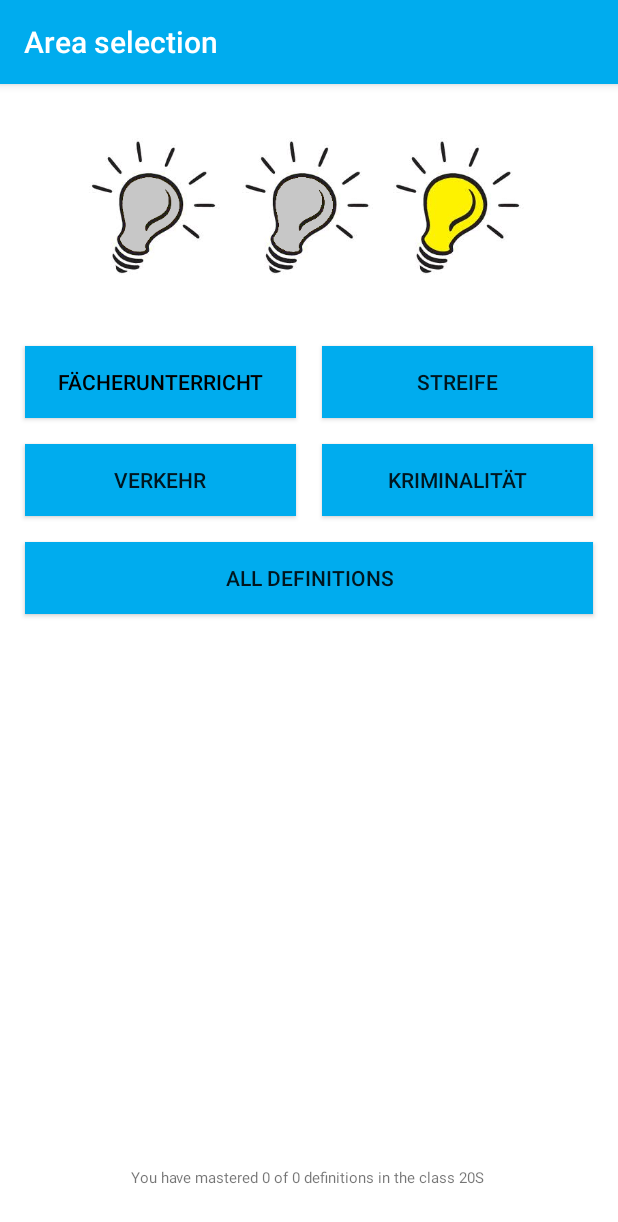
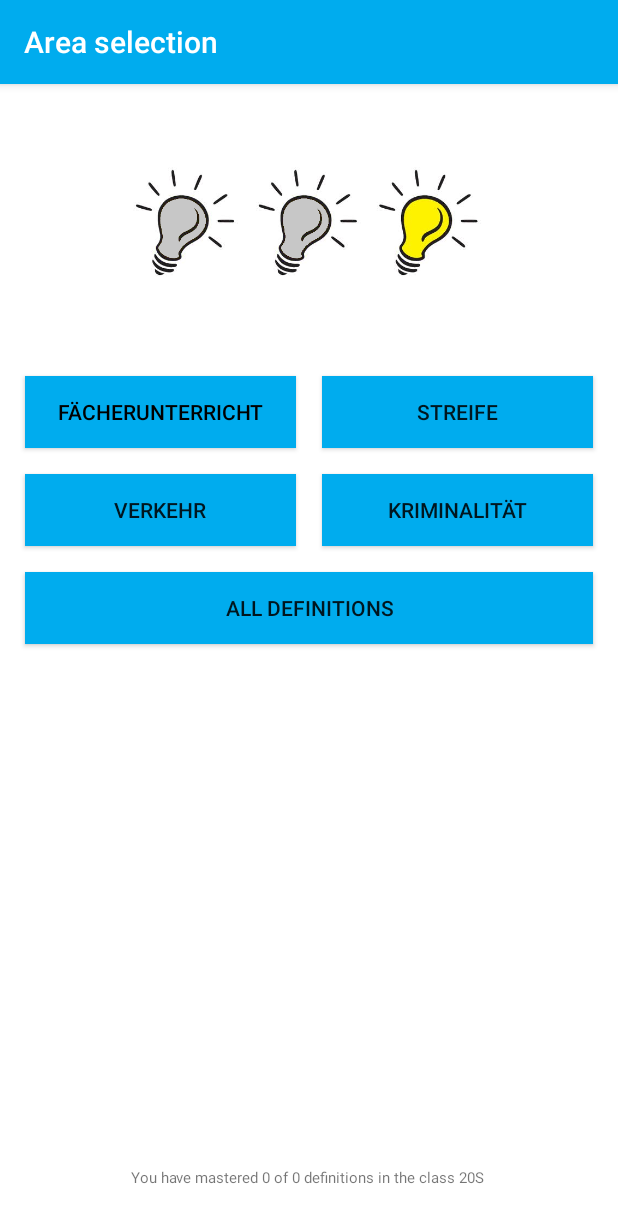
Before and after one commit to Napoletron/definitionstrainer, an Android app: the FachbereichauswahlActivity screen opened directly, with no data from a screen before it, on a phone screen of 412 x 824 dp. Shown: the top 1222 px of the screen. Run offline under Robolectric (Android 15) with nearby library versions, the phone set to English and light mode, and no system bars.

Commit message:
Layoutprobleme behoben

```diff
--- a/app/src/main/res/layout/activity_abfrage.xml
+++ b/app/src/main/res/layout/activity_abfrage.xml
@@ -129,7 +129,7 @@
 
         <LinearLayout
             android:layout_width="match_parent"
-            android:layout_height="0dp"
+            android:layout_height="wrap_content"
             android:layout_weight="1"
             android:orientation="horizontal">
 
--- a/app/src/main/res/layout/activity_fachbereichauswahl.xml
+++ b/app/src/main/res/layout/activity_fachbereichauswahl.xml
@@ -8,8 +8,8 @@
 
     <ImageView
         android:id="@+id/imageView2"
-        android:layout_width="wrap_content"
-        android:layout_height="150dp"
+        android:layout_width="255dp"
+        android:layout_height="170dp"
         android:layout_marginTop="8dp"
         android:layout_weight="1"
         android:background="#00FFFFFF"
--- a/app/src/main/res/layout/activity_main.xml
+++ b/app/src/main/res/layout/activity_main.xml
@@ -9,8 +9,8 @@
 
     <ImageView
         android:id="@+id/mainImage"
-        android:layout_width="100pt"
-        android:layout_height="150dp"
+        android:layout_width="255dp"
+        android:layout_height="170dp"
         android:layout_marginTop="8dp"
         android:background="#00FFFFFF"
         android:contentDescription="@string/a_picture_with_questionmarks"
```
